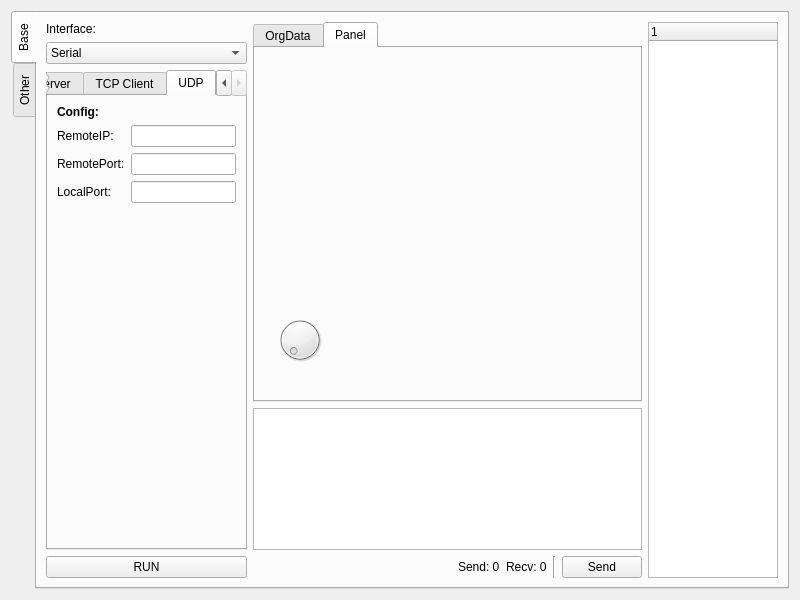
The window that widget.ui (uYanki/hw_plot) describes before a commit, drawn with Qt 5.
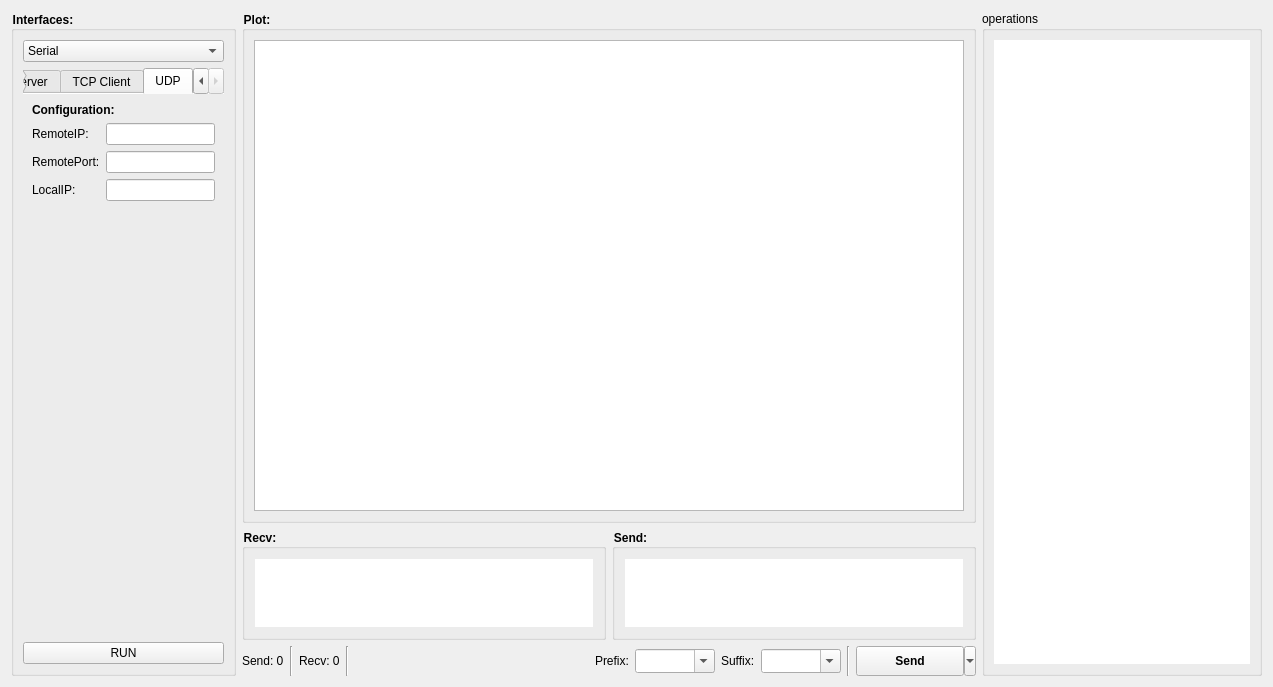
The same window after the commit. The open tabs and pages were chosen to show the change. Custom widgets are drawn as their Qt base class.

Diff of the .ui file:
```diff
--- a/widget.ui
+++ b/widget.ui
@@ -6,39 +6,38 @@
    <rect>
     <x>0</x>
     <y>0</y>
-    <width>800</width>
-    <height>600</height>
+    <width>1273</width>
+    <height>687</height>
    </rect>
   </property>
   <property name="windowTitle">
    <string>Widget</string>
   </property>
-  <layout class="QHBoxLayout" name="horizontalLayout" stretch="0">
+  <property name="styleSheet">
+   <string notr="true"/>
+  </property>
+  <layout class="QHBoxLayout" name="horizontalLayout_2" stretch="1,10,0">
+   <property name="sizeConstraint">
+    <enum>QLayout::SetDefaultConstraint</enum>
+   </property>
    <item>
-    <widget class="QTabWidget" name="tabWidget">
-     <property name="layoutDirection">
-      <enum>Qt::LeftToRight</enum>
+    <widget class="QGroupBox" name="groupBox">
+     <property name="font">
+      <font>
+       <weight>75</weight>
+       <bold>true</bold>
+      </font>
      </property>
-     <property name="tabPosition">
-      <enum>QTabWidget::West</enum>
+     <property name="focusPolicy">
+      <enum>Qt::ClickFocus</enum>
      </property>
-     <property name="currentIndex">
-      <number>0</number>
+     <property name="styleSheet">
+      <string notr="true">QGroupBox{font-weight:bold;}</string>
      </property>
-     <widget class="QWidget" name="tab">
-      <attribute name="title">
-       <string>Base</string>
-      </attribute>
-      <layout class="QHBoxLayout" name="horizontalLayout_4" stretch="1,6,2">
-       <item>
-        <layout class="QVBoxLayout" name="verticalLayout_3">
-         <item>
-          <widget class="QLabel" name="label">
-           <property name="text">
-            <string>Interface:</string>
-           </property>
-          </widget>
-         </item>
+     <property name="title">
+      <string>Interfaces:</string>
+     </property>
+     <layout class="QVBoxLayout" name="verticalLayout_5" stretch="0,0,0">
          <item>
           <widget class="QComboBox" name="cmb_interface">
            <item>
@@ -65,8 +64,14 @@
          </item>
          <item>
           <widget class="QTabWidget" name="tabbar_interface">
+        <property name="styleSheet">
+         <string notr="true"/>
+        </property>
            <property name="currentIndex">
-            <number>3</number>
+         <number>1</number>
+        </property>
+        <property name="documentMode">
+         <bool>true</bool>
            </property>
            <widget class="QWidget" name="tab_serial">
             <property name="toolTipDuration">
@@ -495,46 +500,49 @@
              <string>UDP</string>
             </attribute>
             <layout class="QGridLayout" name="gridLayout_2">
-             <item row="0" column="0">
+          <item row="2" column="0">
               <widget class="QLabel" name="label_19">
-               <property name="font">
-                <font>
-                 <weight>75</weight>
-                 <bold>true</bold>
-                </font>
-               </property>
-               <property name="text">
-                <string>Config:</string>
-               </property>
-              </widget>
-             </item>
-             <item row="2" column="0">
-              <widget class="QLabel" name="label_21">
-               <property name="text">
-                <string>RemotePort:</string>
-               </property>
-              </widget>
-             </item>
-             <item row="1" column="0">
-              <widget class="QLabel" name="label_20">
                <property name="text">
                 <string>RemoteIP:</string>
                </property>
               </widget>
              </item>
-             <item row="2" column="1">
-              <widget class="QLineEdit" name="lineEdit"/>
-             </item>
              <item row="3" column="0">
+           <widget class="QLabel" name="label_20">
+            <property name="text">
+             <string>RemotePort:</string>
+            </property>
+           </widget>
+          </item>
+          <item row="3" column="1">
+           <widget class="QLineEdit" name="input_udp_remote_port"/>
+          </item>
+          <item row="2" column="1">
+           <widget class="QLineEdit" name="input_udp_remote_ip"/>
+          </item>
+          <item row="4" column="0">
+           <widget class="QLabel" name="label_21">
+            <property name="text">
+             <string>LocalIP:</string>
+            </property>
+           </widget>
+          </item>
+          <item row="4" column="1">
+           <widget class="QLineEdit" name="input_udp_local_ip"/>
+          </item>
+          <item row="0" column="0" colspan="2">
               <widget class="QLabel" name="label_22">
+            <property name="font">
+             <font>
+              <weight>75</weight>
+              <bold>true</bold>
+             </font>
+            </property>
                <property name="text">
-                <string>LocalPort:</string>
+             <string>Configuration:</string>
                </property>
               </widget>
              </item>
-             <item row="3" column="1">
-              <widget class="QLineEdit" name="lineEdit_2"/>
-             </item>
              <item row="5" column="0">
               <spacer name="verticalSpacer_5">
                <property name="orientation">
@@ -543,14 +551,11 @@
                <property name="sizeHint" stdset="0">
                 <size>
                  <width>20</width>
-                 <height>293</height>
+              <height>40</height>
                 </size>
                </property>
               </spacer>
              </item>
-             <item row="1" column="1">
-              <widget class="QLineEdit" name="input_udp_port"/>
-             </item>
             </layout>
            </widget>
           </widget>
@@ -566,21 +571,59 @@
           </widget>
          </item>
         </layout>
+    </widget>
        </item>
        <item>
-        <layout class="QVBoxLayout" name="verticalLayout_2" stretch="8,3,0">
+    <layout class="QVBoxLayout" name="verticalLayout_4" stretch="10,1,0">
          <item>
-          <widget class="QTabWidget" name="tabbar_data_show">
-           <property name="currentIndex">
-            <number>0</number>
-           </property>
-           <widget class="QWidget" name="tab_org_data">
-            <attribute name="title">
-             <string>OrgData</string>
-            </attribute>
-            <layout class="QHBoxLayout" name="horizontalLayout_3">
+      <layout class="QHBoxLayout" name="hbox_plot" stretch="10">
+       <item>
+        <widget class="QGroupBox" name="group_plot">
+         <property name="sizePolicy">
+          <sizepolicy hsizetype="Expanding" vsizetype="Expanding">
+           <horstretch>0</horstretch>
+           <verstretch>0</verstretch>
+          </sizepolicy>
+         </property>
+         <property name="styleSheet">
+          <string notr="true">QGroupBox{font-weight:bold;}</string>
+         </property>
+         <property name="title">
+          <string>Plot:</string>
+         </property>
+         <layout class="QHBoxLayout" name="horizontalLayout_4">
+          <item>
+           <widget class="uyk_baseplot" name="plot"/>
+          </item>
+         </layout>
+        </widget>
+       </item>
+      </layout>
+     </item>
+     <item>
+      <layout class="QHBoxLayout" name="hbox_data" stretch="0,0">
+       <item>
+        <widget class="QGroupBox" name="group_recv">
+         <property name="styleSheet">
+          <string notr="true">QGroupBox{font-weight:bold;}</string>
+         </property>
+         <property name="title">
+          <string>Recv:</string>
+         </property>
+         <layout class="QVBoxLayout" name="verticalLayout_9">
              <item>
               <widget class="QPlainTextEdit" name="input_recv">
+            <property name="contextMenuPolicy">
+             <enum>Qt::CustomContextMenu</enum>
+            </property>
+            <property name="acceptDrops">
+             <bool>false</bool>
+            </property>
+            <property name="styleSheet">
+             <string notr="true">QPlainTextEdit{ border:0;}
+QPlainTextEdit:hover{ border:1px solid gray;}
+QPlainTextEdit:pressed{ border:1px solid gray;}</string>
+            </property>
                <property name="readOnly">
                 <bool>true</bool>
                </property>
@@ -588,41 +631,40 @@
              </item>
             </layout>
            </widget>
-           <widget class="QWidget" name="tab_panel">
-            <attribute name="title">
-             <string>Panel</string>
-            </attribute>
-            <widget class="QDial" name="dial">
-             <property name="geometry">
-              <rect>
-               <x>20</x>
-               <y>260</y>
-               <width>50</width>
-               <height>64</height>
-              </rect>
-             </property>
-            </widget>
-           </widget>
-          </widget>
          </item>
          <item>
-          <widget class="QPlainTextEdit" name="input_send"/>
-         </item>
+        <widget class="QGroupBox" name="group_send">
+         <property name="styleSheet">
+          <string notr="true">QGroupBox{font-weight:bold;}</string>
+         </property>
+         <property name="title">
+          <string>Send:</string>
+         </property>
+         <layout class="QHBoxLayout" name="horizontalLayout_5">
          <item>
-          <layout class="QHBoxLayout" name="horizontalLayout_2" stretch="0,0,0,0,0">
-           <item>
-            <spacer name="horizontalSpacer">
-             <property name="orientation">
-              <enum>Qt::Horizontal</enum>
-             </property>
-             <property name="sizeHint" stdset="0">
-              <size>
-               <width>40</width>
-               <height>20</height>
-              </size>
-             </property>
-            </spacer>
-           </item>
+           <widget class="QPlainTextEdit" name="input_send">
+            <property name="contextMenuPolicy">
+             <enum>Qt::CustomContextMenu</enum>
+            </property>
+            <property name="acceptDrops">
+             <bool>false</bool>
+            </property>
+            <property name="styleSheet">
+             <string notr="true">QPlainTextEdit{ border:0;}
+QPlainTextEdit:hover{ border:1px solid rgb(0,0,0);}
+QPlainTextEdit:pressed{ border:1px solid rgb(0,0,0);}
+
+</string>
+            </property>
+           </widget>
+          </item>
+         </layout>
+        </widget>
+       </item>
+      </layout>
+     </item>
+     <item>
+      <layout class="QHBoxLayout" name="horizontalLayout_3">
            <item>
             <widget class="QLabel" name="label_bytes_of_send">
              <property name="text">
@@ -630,6 +672,13 @@
              </property>
             </widget>
            </item>
+       <item>
+        <widget class="Line" name="line_3">
+         <property name="orientation">
+          <enum>Qt::Vertical</enum>
+         </property>
+        </widget>
+       </item>
            <item>
             <widget class="QLabel" name="label_bytes_of_recv">
              <property name="text">
@@ -637,6 +686,126 @@
              </property>
             </widget>
            </item>
+       <item>
+        <widget class="Line" name="line_6">
+         <property name="orientation">
+          <enum>Qt::Vertical</enum>
+         </property>
+        </widget>
+       </item>
+       <item>
+        <spacer name="horizontalSpacer">
+         <property name="orientation">
+          <enum>Qt::Horizontal</enum>
+         </property>
+         <property name="sizeHint" stdset="0">
+          <size>
+           <width>40</width>
+           <height>20</height>
+          </size>
+         </property>
+        </spacer>
+       </item>
+       <item>
+        <widget class="QLabel" name="label_23">
+         <property name="text">
+          <string>Prefix:</string>
+         </property>
+        </widget>
+       </item>
+       <item>
+        <widget class="QComboBox" name="cmb_send_prefix">
+         <property name="sizePolicy">
+          <sizepolicy hsizetype="Preferred" vsizetype="Preferred">
+           <horstretch>0</horstretch>
+           <verstretch>0</verstretch>
+          </sizepolicy>
+         </property>
+         <property name="minimumSize">
+          <size>
+           <width>80</width>
+           <height>20</height>
+          </size>
+         </property>
+         <property name="maximumSize">
+          <size>
+           <width>16777215</width>
+           <height>24</height>
+          </size>
+         </property>
+         <property name="toolTip">
+          <string>Prefix</string>
+         </property>
+         <property name="editable">
+          <bool>true</bool>
+         </property>
+         <item>
+          <property name="text">
+           <string/>
+          </property>
+         </item>
+         <item>
+          <property name="text">
+           <string>##{</string>
+          </property>
+         </item>
+        </widget>
+       </item>
+       <item>
+        <widget class="QLabel" name="label">
+         <property name="text">
+          <string>Suffix:</string>
+         </property>
+        </widget>
+       </item>
+       <item>
+        <widget class="QComboBox" name="cmb_send_suffix">
+         <property name="sizePolicy">
+          <sizepolicy hsizetype="Preferred" vsizetype="Preferred">
+           <horstretch>0</horstretch>
+           <verstretch>0</verstretch>
+          </sizepolicy>
+         </property>
+         <property name="minimumSize">
+          <size>
+           <width>80</width>
+           <height>20</height>
+          </size>
+         </property>
+         <property name="maximumSize">
+          <size>
+           <width>16777215</width>
+           <height>24</height>
+          </size>
+         </property>
+         <property name="toolTip">
+          <string>Suffix</string>
+         </property>
+         <property name="editable">
+          <bool>true</bool>
+         </property>
+         <item>
+          <property name="text">
+           <string/>
+          </property>
+         </item>
+         <item>
+          <property name="text">
+           <string>\n</string>
+          </property>
+         </item>
+         <item>
+          <property name="text">
+           <string>\r\n</string>
+          </property>
+         </item>
+         <item>
+          <property name="text">
+           <string>}##</string>
+          </property>
+         </item>
+        </widget>
+       </item>
            <item>
             <widget class="Line" name="line_2">
              <property name="orientation">
@@ -645,10 +814,43 @@
             </widget>
            </item>
            <item>
-            <widget class="QPushButton" name="btn_send">
+        <widget class="QToolButton" name="btn_send">
+         <property name="minimumSize">
+          <size>
+           <width>120</width>
+           <height>30</height>
+          </size>
+         </property>
+         <property name="font">
+          <font>
+           <weight>75</weight>
+           <bold>true</bold>
+          </font>
+         </property>
+         <property name="contextMenuPolicy">
+          <enum>Qt::CustomContextMenu</enum>
+         </property>
              <property name="text">
               <string>Send</string>
              </property>
+         <property name="iconSize">
+          <size>
+           <width>16</width>
+           <height>16</height>
+          </size>
+         </property>
+         <property name="shortcut">
+          <string>Ctrl+Return</string>
+         </property>
+         <property name="popupMode">
+          <enum>QToolButton::MenuButtonPopup</enum>
+         </property>
+         <property name="toolButtonStyle">
+          <enum>Qt::ToolButtonTextOnly</enum>
+         </property>
+         <property name="autoRaise">
+          <bool>false</bool>
+         </property>
             </widget>
            </item>
           </layout>
@@ -656,9 +858,34 @@
         </layout>
        </item>
        <item>
-        <layout class="QVBoxLayout" name="verticalLayout_4">
+    <widget class="QGroupBox" name="groupBox_3">
+     <property name="title">
+      <string>operations</string>
+     </property>
+     <layout class="QVBoxLayout" name="verticalLayout_3">
          <item>
-          <widget class="QTreeWidget" name="tree_channel">
+       <widget class="QTreeWidget" name="tree_oper">
+        <property name="styleSheet">
+         <string notr="true">QTreeWidget{border:0;}</string>
+        </property>
+        <property name="verticalScrollBarPolicy">
+         <enum>Qt::ScrollBarAlwaysOff</enum>
+        </property>
+        <property name="horizontalScrollBarPolicy">
+         <enum>Qt::ScrollBarAsNeeded</enum>
+        </property>
+        <property name="autoScroll">
+         <bool>true</bool>
+        </property>
+        <property name="indentation">
+         <number>0</number>
+        </property>
+        <attribute name="headerVisible">
+         <bool>false</bool>
+        </attribute>
+        <attribute name="headerMinimumSectionSize">
+         <number>0</number>
+        </attribute>
            <column>
             <property name="text">
              <string notr="true">1</string>
@@ -667,47 +894,17 @@
           </widget>
          </item>
         </layout>
-       </item>
-      </layout>
-     </widget>
-     <widget class="QWidget" name="tab_2">
-      <attribute name="title">
-       <string>Other</string>
-      </attribute>
-      <layout class="QVBoxLayout" name="verticalLayout">
-       <item>
-        <widget class="QPushButton" name="pushButton">
-         <property name="text">
-          <string>QRCode</string>
-         </property>
-        </widget>
-       </item>
-       <item>
-        <widget class="QPushButton" name="pushButton_2">
-         <property name="text">
-          <string>ColorPicker</string>
-         </property>
-        </widget>
-       </item>
-       <item>
-        <spacer name="verticalSpacer_4">
-         <property name="orientation">
-          <enum>Qt::Vertical</enum>
-         </property>
-         <property name="sizeHint" stdset="0">
-          <size>
-           <width>20</width>
-           <height>40</height>
-          </size>
-         </property>
-        </spacer>
-       </item>
-      </layout>
-     </widget>
-    </widget>
-   </item>
-  </layout>
- </widget>
+    </widget>
+   </item>
+  </layout>
+ </widget>
+ <customwidgets>
+  <customwidget>
+   <class>uyk_baseplot</class>
+   <extends>QGraphicsView</extends>
+   <header location="global">uyk_baseplot.h</header>
+  </customwidget>
+ </customwidgets>
  <resources/>
  <connections/>
 </ui>
```
Left out of the diff: 373 changed lines with no effect on the pictures. Lines whose indentation alone changed are shown as unchanged.
